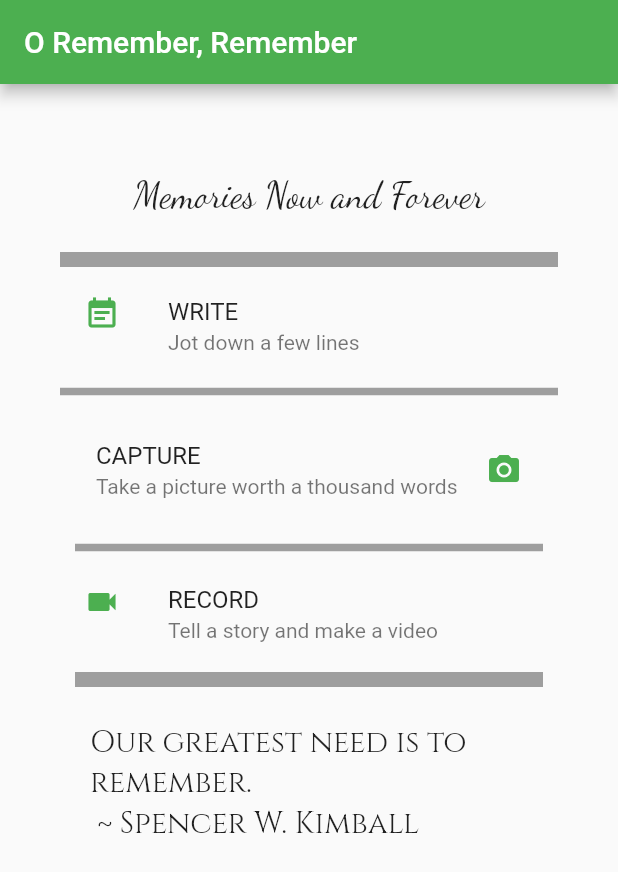
After one commit to chelsialiu/journalfy, a Flutter app: the screen it shows after launch, on a phone screen of 412 x 824 dp. The commit adds this screen. Shown: the top 872 px of the screen. Run offline on Flutter 3.47's test engine with Material 2 defaults, Android fonts, the phone set to English and light mode, and no system bars; our stand-ins replace google_fonts.

Commit message:
Refactored Home Route code

```diff
--- /dev/null
+++ b/lib/route/home_route.dart
@@ -0,0 +1,89 @@
+import 'package:flutter/material.dart';
+import 'package:google_fonts/google_fonts.dart';
+
+class HomeRoute extends StatefulWidget {
+  HomeRoute({Key key, this.title}) : super(key: key);
+
+  // This widget is the home page of your application. It is stateful, meaning
+  // that it has a State object (defined below) that contains fields that affect
+  // how it looks.
+
+  // This class is the configuration for the state. It holds the values (in this
+  // case the title) provided by the parent (in this case the App widget) and
+  // used by the build method of the State. Fields in a Widget subclass are
+  // always marked "final".
+
+  final String title;
+
+  @override
+  _HomeRouteState createState() => _HomeRouteState();
+}
+
+class _HomeRouteState extends State<HomeRoute> {
+
+  @override
+  Widget build(BuildContext context) {
+    // This method is rerun every time setState is called, for instance as done
+    // by the _incrementCounter method above.
+    //
+    // The Flutter framework has been optimized to make rerunning build methods
+    // fast, so that you can just rebuild anything that needs updating rather
+    // than having to individually change instances of widgets.
+    return Scaffold(
+      appBar: AppBar(
+        // Here we take the value from the MyHomePage object that was created by
+        // the App.build method, and use it to set our appbar title.
+        title: Text(widget.title),
+      ),
+      body: Container(
+        padding: const EdgeInsets.all(40.0),
+        child: ListView(
+            children: <Widget>[
+              Padding(
+                padding: const EdgeInsets.all(20.0),
+                child: Center(
+                  child: Text('Memories Now and Forever',
+                  style: GoogleFonts.dancingScript(
+                    textStyle: TextStyle(fontSize: 24.0),
+                  ),
+                  ),
+                ),
+              ),
+              Divider(color: Colors.grey, indent: 0, endIndent: 0, thickness: 10),
+              ListTile(
+                leading: Icon(Icons.event_note, color: Colors.green),
+                title: Text('WRITE'),
+                subtitle: Text('Jot down a few lines'),
+              ),
+              Divider(color: Colors.grey, thickness: 5, ),
+              Padding(
+                padding: const EdgeInsets.all(8.0),
+                child: ListTile(
+                  trailing: Icon(Icons.camera_alt, color: Colors.green),
+                  title: Text('CAPTURE'),
+                  subtitle: Text('Take a picture worth a thousand words'),
+                ),
+              ),
+              Divider(color: Colors.grey, indent: 10, endIndent: 10, thickness: 5),
+              ListTile(
+                leading: Icon(Icons.videocam, color: Colors.green),
+                title: Text('RECORD'),
+                subtitle: Text('Tell a story and make a video'),
+              ),
+              Divider(color: Colors.grey, indent: 10, endIndent: 10, thickness: 10),
+              Padding(
+                padding: EdgeInsets.all(20),
+                child: Center(
+                  child: Text('Our greatest need is to remember. \n ~ Spencer W. Kimball',
+                  style: GoogleFonts.cinzel(
+                    textStyle: TextStyle(fontSize: 20.0),
+                  ),
+                  ),
+                ),
+              ),
+            ],
+          ),
+      ),
+      );
+  }
+}
```
Also changed, not shown: lib/main.dart (+2 -94 lines).
